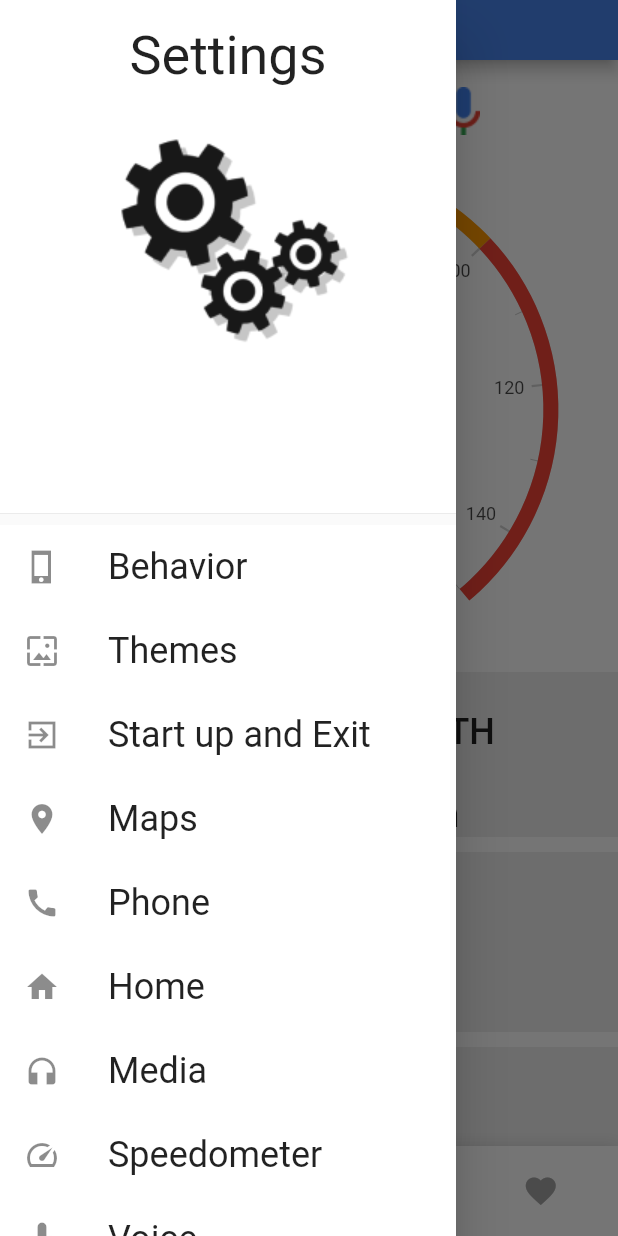
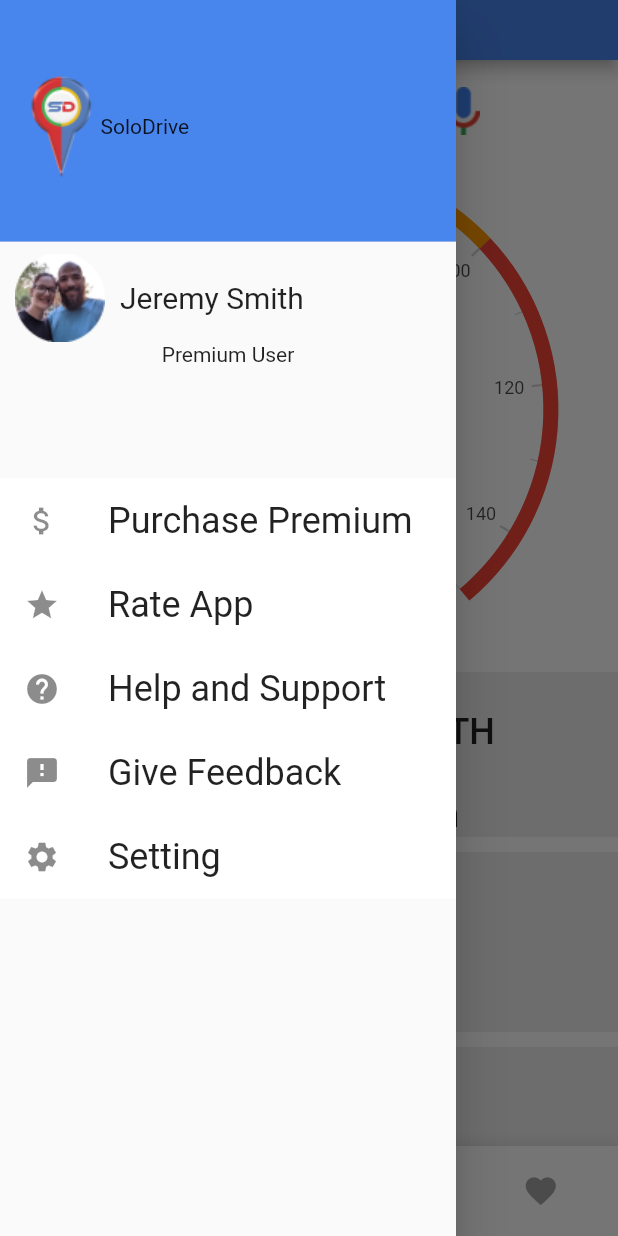
Before and after one commit to umair-warraich-07/solodrive_v2, a Flutter app: the HomeScreen screen opened by its route, with the side drawer open, on a phone screen of 412 x 824 dp. Run offline on Flutter 3.47's test engine with Material 2 defaults, Android fonts, the light colour scheme and no system bars; drawn by our look-alikes of fancy_bottom_navigation, syncfusion_flutter_gauges; our stand-ins replace google_maps_flutter.

Commit message:
Final Commit

```diff
--- a/lib/screen/favourite_screen.dart
+++ b/lib/screen/favourite_screen.dart
@@ -44,8 +44,7 @@ class _FavouriteScreenState extends State<FavouriteScreen> {
         ),
       ),
 
-      body: Column(
-        crossAxisAlignment: CrossAxisAlignment.center,
+      body: ListView(
         children: [
           Padding(
             padding: const EdgeInsets.symmetric(horizontal: 8, vertical: 50),
--- a/lib/screen/home_screen.dart
+++ b/lib/screen/home_screen.dart
@@ -299,7 +299,7 @@ class _HomeScreenState extends State<HomeScreen> {
           ],
         ),
       ),
-      drawer: appDrawer(),
+      drawer: homeAppDrawer(),
       bottomNavigationBar: buildFancyBottomNavigation(context),
     );
   }
--- a/lib/widgets/app_drawer.dart
+++ b/lib/widgets/app_drawer.dart
@@ -70,3 +70,104 @@ class appDrawerButton extends StatelessWidget {
     );
   }
 }
+
+Widget homeAppDrawer() {
+  return Drawer(
+    // Add a ListView to the drawer. This ensures the user can scroll
+    // through the options in the drawer if there isn't enough vertical
+    // space to fit everything.
+    child: ListView(
+      // Important: Remove any padding from the ListView.
+      padding: EdgeInsets.zero,
+      children: <Widget>[
+        Container(
+          child: DrawerHeader(
+            decoration: BoxDecoration(
+              color: Color(0xff4885ED),
+            ),
+            child: Row(
+              children: [
+                Container(
+                  height: 88,
+                  child: Image.asset(
+                    'images/soloDrive.png',
+                    height: 80,
+                    width: 51.04,
+                  ),
+                ),
+                const Text(
+                  'SoloDrive',
+                  style: TextStyle(
+                    fontWeight: FontWeight.w400,
+                    fontSize: 14,
+                  ),
+                ),
+              ],
+            ),
+          ),
+        ),
+        Container(
+          height: 150,
+          child: Column(
+            children: [
+              Row(
+                children: [
+                  SizedBox(
+                    width: 10,
+                  ),
+                  Image.asset('images/SoLo Profle Pic 3.png'),
+                  SizedBox(
+                    width: 10,
+                  ),
+                  Text(
+                    'Jeremy Smith',
+                    style: TextStyle(
+                      fontSize: 20,
+                      fontWeight: FontWeight.w400,
+                    ),
+                  ),
+                ],
+              ),
+              Text(
+                'Premium User',
+                style: TextStyle(
+                  fontWeight: FontWeight.w400,
+                  fontSize: 14,
+                ),
+              ),
+            ],
+          ),
+        ),
+        appDrawerButton(text: 'Purchase Premium', iconData: Icons.attach_money),
+        appDrawerButton(text: 'Rate App', iconData: Icons.star),
+        appDrawerButton(text: 'Help and Support', iconData: Icons.help),
+        appDrawerButton(text: 'Give Feedback', iconData: Icons.feedback),
+        appDrawerButton(text: 'Setting', iconData: Icons.settings),
+      ],
+    ),
+  );
+}
+
+class homeAppDrawerButton extends StatelessWidget {
+  final String text;
+  final IconData iconData;
+
+  homeAppDrawerButton({required this.text, required this.iconData});
+
+  @override
+  Widget build(BuildContext context) {
+    return ListTile(
+      tileColor: Colors.white,
+      leading: Icon(
+        iconData,
+      ),
+      title: Text(
+        text,
+        style: const TextStyle(
+          fontWeight: FontWeight.w400,
+          fontSize: 24,
+        ),
+      ),
+    );
+  }
+}
```
Also changed, not shown: lib/screen/info_screen.dart (+8 -1 lines), lib/screen/info_screen3.dart (+7 -1 lines), lib/screen/info_screen4.dart (+7 -1 lines), lib/screen/info_screen_2.dart (+7 -1 lines), images/SoLo Profle Pic 3.png (added), images/soloDrive.png (added).
